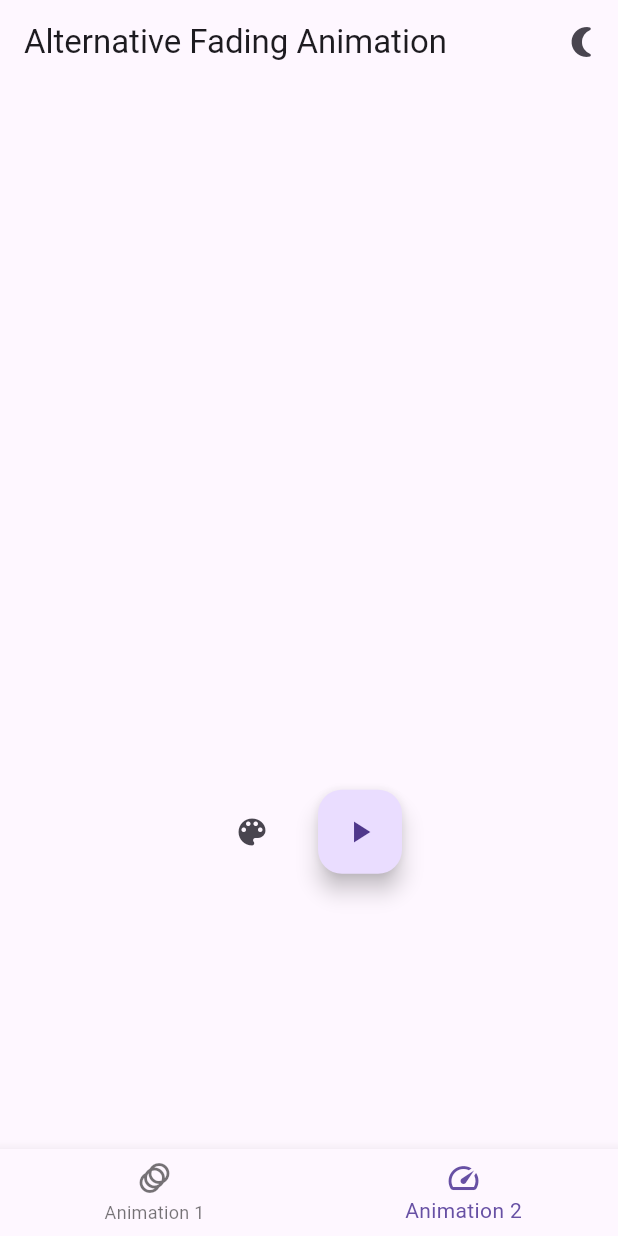
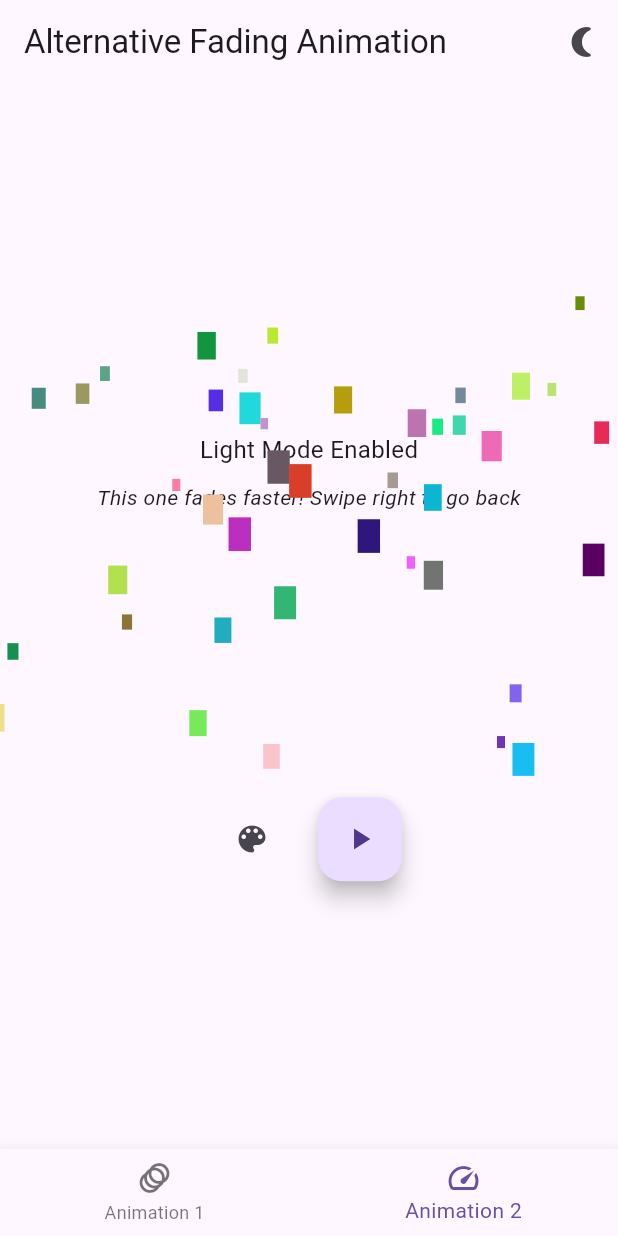
Before and after one commit to fizzahfaizi21/fading_text, a Flutter app: the screen it shows after launch, item 2 of the bottom bar chosen, after a tap on the "play arrow" icon, on a phone screen of 412 x 824 dp. Run offline on Flutter 3.47's test engine with Material 3 defaults, Android fonts, the light colour scheme and no system bars.

Commit message:
fixed merge issues

```diff
--- a/lib/main.dart
+++ b/lib/main.dart
@@ -1,4 +1,5 @@
 import 'package:flutter/material.dart';
+import 'dart:math';
 
 void main() {
   runApp(MyApp());
@@ -134,14 +135,67 @@
   _FadingTextAnimationState createState() => _FadingTextAnimationState();
 }
 
-class _FadingTextAnimationState extends State<FadingTextAnimation> {
+class _FadingTextAnimationState extends State<FadingTextAnimation>
+    with TickerProviderStateMixin {
   bool _isVisible = true;
   Color _textColor = Colors.black;
+  List<ConfettiParticle> _confetti = [];
+  AnimationController? _confettiController;
+  bool _showConfetti = false;
+
+  @override
+  void initState() {
+    super.initState();
+    _confettiController = AnimationController(
+      vsync: this,
+      duration: Duration(seconds: 2),
+    );
+
+    _confettiController!.addStatusListener((status) {
+      if (status == AnimationStatus.completed) {
+        setState(() {
+          _showConfetti = false;
+        });
+      }
+    });
+  }
+
+  @override
+  void dispose() {
+    _confettiController?.dispose();
+    super.dispose();
+  }
 
   void toggleVisibility() {
     setState(() {
       _isVisible = !_isVisible;
+      // Trigger confetti
+      _showConfetti = true;
+      _generateConfetti();
+      _confettiController!.forward(from: 0.0);
     });
+  }
+
+  void _generateConfetti() {
+    _confetti = [];
+    final random = Random();
+    for (int i = 0; i < 50; i++) {
+      _confetti.add(
+        ConfettiParticle(
+          x: random.nextDouble() * MediaQuery.of(context).size.width,
+          y: -20.0 - random.nextDouble() * 100,
+          color: Color.fromARGB(
+            255,
+            random.nextInt(255),
+            random.nextInt(255),
+            random.nextInt(255),
+          ),
+          size: 5 + random.nextDouble() * 10,
+          speed: 30 + random.nextDouble() * 50,
+          angle: (random.nextDouble() * 0.2) - 0.1,
+        ),
+      );
+    }
   }
 
   void changeColor(Color color) {
@@ -157,7 +211,9 @@
       _textColor = Colors.white;
     }
 
-    return Center(
+    return Stack(
+      children: [
+        Center(
           child: Column(
             mainAxisAlignment: MainAxisAlignment.center,
             children: [
@@ -165,13 +221,12 @@
               AnimatedOpacity(
                 opacity: _isVisible ? 1.0 : 0.0,
                 duration: widget.duration,
-            child: Column(
-              children: [
-                Text(
+                child: Text(
                   widget.title,
                   style: TextStyle(fontSize: 24, color: _textColor),
                 ),
-                SizedBox(height: 10),
+              ),
+              SizedBox(height: 20),
               Text(
                 widget.isDarkMode ? 'Dark Mode Enabled' : 'Light Mode Enabled',
                 style: TextStyle(fontSize: 16),
@@ -180,9 +235,6 @@
               Text(
                 widget.subtitle,
                 style: TextStyle(fontSize: 14, fontStyle: FontStyle.italic),
-                ),
-              ],
-            ),
               ),
               SizedBox(height: 20),
               // Image in the middle
@@ -242,6 +294,29 @@
               ),
             ],
           ),
+        ),
+        if (_showConfetti)
+          AnimatedBuilder(
+            animation: _confettiController!,
+            builder: (context, child) {
+              for (var confetti in _confetti) {
+                confetti.y += confetti.speed * _confettiController!.value;
+                confetti.x += confetti.angle *
+                    confetti.speed *
+                    _confettiController!.value *
+                    10;
+              }
+
+              return CustomPaint(
+                size: Size(
+                  MediaQuery.of(context).size.width,
+                  MediaQuery.of(context).size.height,
+                ),
+                painter: ConfettiPainter(_confetti),
+              );
+            },
+          ),
+      ],
     );
   }
 
@@ -265,3 +340,57 @@
     );
   }
 }
+
+class ConfettiParticle {
+  double x;
+  double y;
+  Color color;
+  double size;
+  double speed;
+  double angle; // For sideways movement
+
+  ConfettiParticle({
+    required this.x,
+    required this.y,
+    required this.color,
+    required this.size,
+    required this.speed,
+    required this.angle,
+  });
+}
+
+class ConfettiPainter extends CustomPainter {
+  final List<ConfettiParticle> confetti;
+
+  ConfettiPainter(this.confetti);
+
+  @override
+  void paint(Canvas canvas, Size size) {
+    for (var particle in confetti) {
+      if (particle.y < size.height) {
+        final paint = Paint()..color = particle.color;
+
+        // Reduce the downward speed by applying a smaller multiplier
+        double fallSpeed = particle.speed * 0.2; // Slows down falling speed
+        double sideDrift =
+            particle.angle * particle.speed * 0.5; // Less horizontal drift
+
+        particle.y += fallSpeed;
+        particle.x += sideDrift;
+
+        canvas.drawRect(
+          Rect.fromLTWH(
+            particle.x,
+            particle.y,
+            particle.size,
+            particle.size * 1.5,
+          ),
+          paint,
+        );
+      }
+    }
+  }
+
+  @override
+  bool shouldRepaint(CustomPainter oldDelegate) => true;
+}
```
Lines whose indentation alone changed are shown as unchanged.
